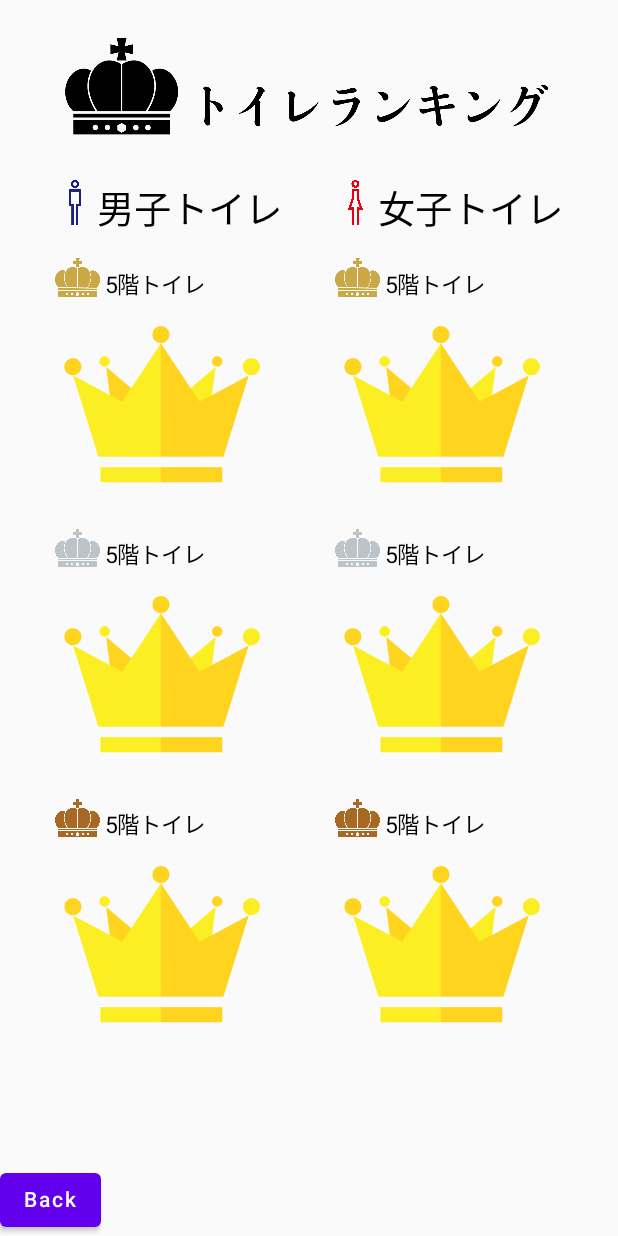
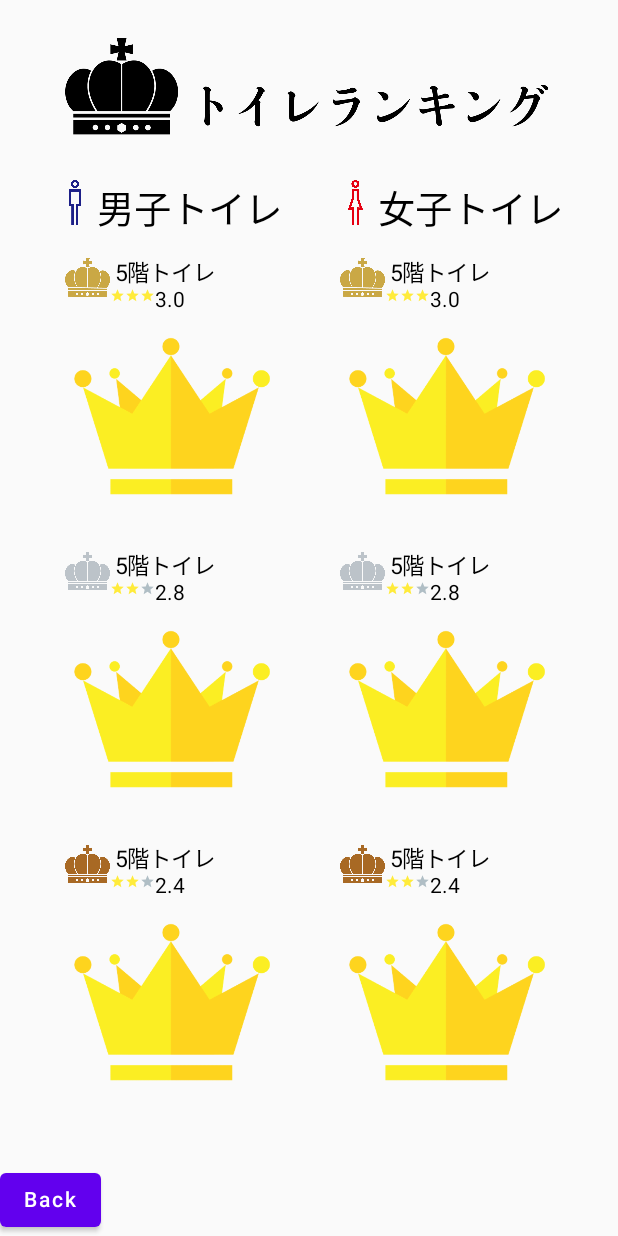
Before and after one commit to p2hacks2022/pre-team01, an Android app built with Jetpack Compose: the rank screen opened through its navigation route, on a phone screen of 412 x 824 dp. Run offline under Robolectric (Android 15) with nearby library versions, the phone set to English and light mode, and no system bars.

Commit message:
Icon関数の作成

```diff
--- a/app/src/main/java/com/example/myapplication/EachTiletScreen.kt
+++ b/app/src/main/java/com/example/myapplication/EachTiletScreen.kt
@@ -44,8 +44,8 @@ fun ScreenManToilet1(toNextScreen: ()->Unit = {}) {
         Text(text = "総合レビュー")
         Row(horizontalArrangement =  Arrangement.Center){
             Icon(
-            Icons.Filled.Star, contentDescription = "お気に入り",
-            tint = tint1.value
+                Icons.Filled.Star, contentDescription = "お気に入り",
+                tint = tint1.value
             )
             Icon(
                 Icons.Filled.Star, contentDescription = "お気に入り",
--- /dev/null
+++ b/app/src/main/java/com/example/myapplication/Icon.kt
@@ -0,0 +1,120 @@
+package com.example.myapplication
+
+import androidx.compose.animation.animateColorAsState
+import androidx.compose.ui.graphics.Color
+import androidx.compose.animation.animateColorAsState
+import androidx.compose.foundation.layout.*
+import androidx.compose.runtime.Composable
+import androidx.compose.ui.Modifier
+import androidx.compose.foundation.layout.fillMaxSize
+import androidx.compose.foundation.layout.Column
+import androidx.compose.foundation.Image
+import androidx.compose.foundation.layout.Row
+import androidx.compose.ui.res.painterResource
+import androidx.compose.foundation.layout.padding
+import androidx.compose.foundation.layout.size
+import androidx.compose.ui.unit.dp
+import androidx.compose.material.*
+import androidx.compose.material.icons.Icons
+import androidx.compose.material.icons.filled.Star
+import androidx.compose.ui.graphics.painter.Painter
+import androidx.compose.ui.platform.LocalConfiguration
+import androidx.compose.ui.tooling.preview.Preview
+import androidx.compose.ui.unit.sp
+
+@Composable
+fun RankIcon(rank: Double){
+    val tint1 = animateColorAsState(
+        Color(0xFFFFEB3B)
+    )
+    val tint2 = animateColorAsState(
+        Color(0xFFB0BEC5)
+    )
+    if(rank == 0.0){
+        Row() {
+            Icon(
+                Icons.Filled.Star, contentDescription = "お気に入り",
+                modifier = Modifier.size(10.dp),
+                tint = tint2.value
+            )
+            Icon(
+                Icons.Filled.Star, contentDescription = "お気に入り",
+                modifier = Modifier.size(10.dp),
+                tint = tint2.value
+            )
+            Icon(
+                Icons.Filled.Star, contentDescription = "お気に入り",
+                modifier = Modifier.size(10.dp),
+                tint = tint2.value
+            )
+            Text(
+                "$rank"
+            )
+        }
+    } else if(rank >= 1.0 && rank < 2.0){
+        Row() {
+            Icon(
+                Icons.Filled.Star, contentDescription = "お気に入り",
+                modifier = Modifier.size(10.dp),
+                tint = tint1.value
+            )
+            Icon(
+                Icons.Filled.Star, contentDescription = "お気に入り",
+                modifier = Modifier.size(10.dp),
+                tint = tint2.value
+            )
+            Icon(
+                Icons.Filled.Star, contentDescription = "お気に入り",
+                modifier = Modifier.size(10.dp),
+                tint = tint2.value
+            )
+            Text(
+                "$rank"
+            )
+        }
+    } else if(rank >= 2.0 && rank < 3.0){
+        Row() {
+            Icon(
+                Icons.Filled.Star, contentDescription = "お気に入り",
+                modifier = Modifier.size(10.dp),
+                tint = tint1.value
+            )
+            Icon(
+                Icons.Filled.Star, contentDescription = "お気に入り",
+                modifier = Modifier.size(10.dp),
+                tint = tint1.value
+            )
+            Icon(
+                Icons.Filled.Star, contentDescription = "お気に入り",
+                modifier = Modifier.size(10.dp),
+                tint = tint2.value
+            )
+            Text(
+                "$rank",
+                       // fontSize = 10.sp
+            )
+        }
+    } else if(rank == 3.0) {
+        Row() {
+            Icon(
+                Icons.Filled.Star, contentDescription = "お気に入り",
+                modifier = Modifier.size(10.dp),
+                tint = tint1.value
+            )
+            Icon(
+                Icons.Filled.Star, contentDescription = "お気に入り",
+                modifier = Modifier.size(10.dp),
+                tint = tint1.value
+            )
+            Icon(
+                Icons.Filled.Star, contentDescription = "お気に入り",
+                modifier = Modifier.size(10.dp),
+                tint = tint1.value
+            )
+            Text(
+                "$rank",
+            //fontSize = 10.sp
+            )
+        }
+    }
+}
--- a/app/src/main/java/com/example/myapplication/RankingScreen.kt
+++ b/app/src/main/java/com/example/myapplication/RankingScreen.kt
@@ -13,27 +13,34 @@ import androidx.compose.foundation.layout.padding
 import androidx.compose.foundation.layout.size
 import androidx.compose.ui.unit.dp
 import androidx.compose.material.*
+import androidx.compose.material.icons.Icons
+import androidx.compose.material.icons.filled.Star
+import androidx.compose.ui.graphics.Color
+import androidx.compose.ui.graphics.painter.Painter
+import androidx.compose.ui.platform.LocalConfiguration
+import androidx.compose.ui.tooling.preview.Preview
 import androidx.compose.ui.unit.sp
 
 val titlesize = 120
 val subtitlesize = 25
 val textsize = 15
-val iconsize =30
-val photosize =140
+val iconsize = 30
+val photosize = 140
 val space = 25
 
+@Preview
 @Composable
 fun ScreenRank(toNextScreen: () -> Unit = {}) {
-    Column (
+    Column(
         modifier = Modifier.fillMaxSize(),
         verticalArrangement = Arrangement.Top
-            )
+    )
     {
         Image(
             painter = painterResource(R.drawable.toileranking),
             contentDescription = null,
             modifier = Modifier
-                .size(410.dp,titlesize.dp)
+                .size(410.dp, titlesize.dp)
                 .padding(
                     top = space.dp,
                     bottom = space.dp
@@ -41,7 +48,7 @@ fun ScreenRank(toNextScreen: () -> Unit = {}) {
         )
 
         Row(
-            modifier = Modifier.size(410.dp,(subtitlesize + space).dp),
+            modifier = Modifier.size(410.dp, (subtitlesize + space).dp),
             horizontalArrangement = Arrangement.SpaceEvenly
         ) {
             Mantoilet()
@@ -49,25 +56,25 @@ fun ScreenRank(toNextScreen: () -> Unit = {}) {
 
         }
         Row(
-            modifier = Modifier.size(410.dp,(textsize + photosize + space).dp),
+            modifier = Modifier.size(410.dp, (iconsize + photosize + space).dp),
             horizontalArrangement = Arrangement.SpaceEvenly
         ) {
-            Rank(R.drawable.gold_crown, name = "5階トイレ", R.drawable.crown, "5F")
-            Rank(R.drawable.gold_crown, name = "5階トイレ", R.drawable.crown, "5F")
+            Rank(R.drawable.gold_crown, name = "5階トイレ", R.drawable.crown, "5F", 3.0)
+            Rank(R.drawable.gold_crown, name = "5階トイレ", R.drawable.crown, "5F", 3.0)
         }
         Row(
-            modifier = Modifier.size(410.dp,(textsize + photosize + space).dp),
+            modifier = Modifier.size(410.dp, (iconsize + photosize + space).dp),
             horizontalArrangement = Arrangement.SpaceEvenly
         ) {
-            Rank(R.drawable.silver_crown, name = "5階トイレ", R.drawable.crown, "5F")
-            Rank(R.drawable.silver_crown, name = "5階トイレ", R.drawable.crown, "5F")
+            Rank(R.drawable.silver_crown, name = "5階トイレ", R.drawable.crown, "5F", 2.8)
+            Rank(R.drawable.silver_crown, name = "5階トイレ", R.drawable.crown, "5F", 2.8)
         }
         Row(
-            modifier = Modifier.size(410.dp,(textsize + photosize + space).dp),
+            modifier = Modifier.size(410.dp, (iconsize + photosize + space).dp),
             horizontalArrangement = Arrangement.SpaceEvenly
         ) {
-            Rank(R.drawable.bronze_crown, name = "5階トイレ", R.drawable.crown, "5F")
-            Rank(R.drawable.bronze_crown, name = "5階トイレ", R.drawable.crown, "5F")
+            Rank(R.drawable.bronze_crown, name = "5階トイレ", R.drawable.crown, "5F", 2.4)
+            Rank(R.drawable.bronze_crown, name = "5階トイレ", R.drawable.crown, "5F", 2.4)
         }
 
     }
@@ -83,23 +90,21 @@ fun ScreenRank(toNextScreen: () -> Unit = {}) {
 }
 
 @Composable
-fun Rank(crownid: Int, name: String, fileid: Int, filedescription: String) {
-    Column(){
-        Row{
+fun Rank(crownid: Int, name: String, fileid: Int, filedescription: String, rank: Double) {
+    Column() {
+        Row {
             Image(
                 painter = painterResource(crownid),
                 contentDescription = null,
                 modifier = Modifier
                     .size(iconsize.dp)
             )
-            Column(
-                modifier = Modifier.size(120.dp,iconsize.dp),
-                verticalArrangement = Arrangement.Bottom
-            ) {
+            Column() {
                 Text(
                     text = " $name",
                     fontSize = textsize.sp
                 )
+                RankIcon(rank)
             }
         }
         Image(
@@ -109,7 +114,9 @@ fun Rank(crownid: Int, name: String, fileid: Int, filedescription: String) {
                 .size(photosize.dp)
         )
     }
+
 }
+
 
 @Composable
 fun Mantoilet() {
```
